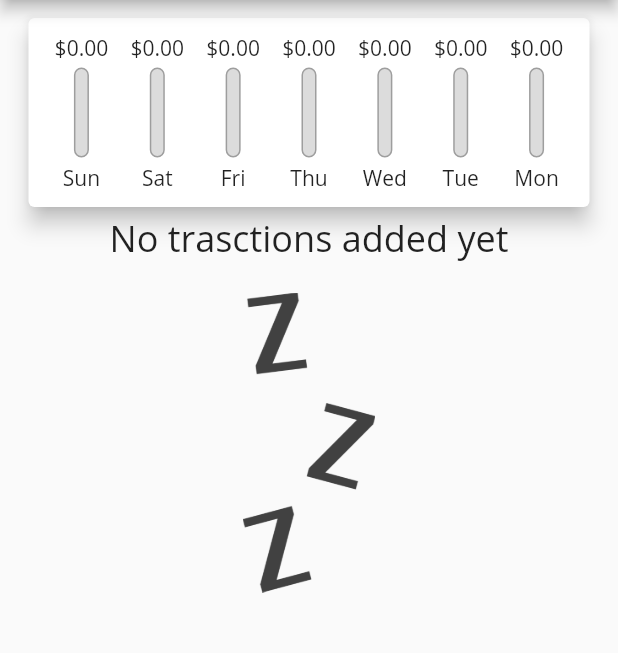
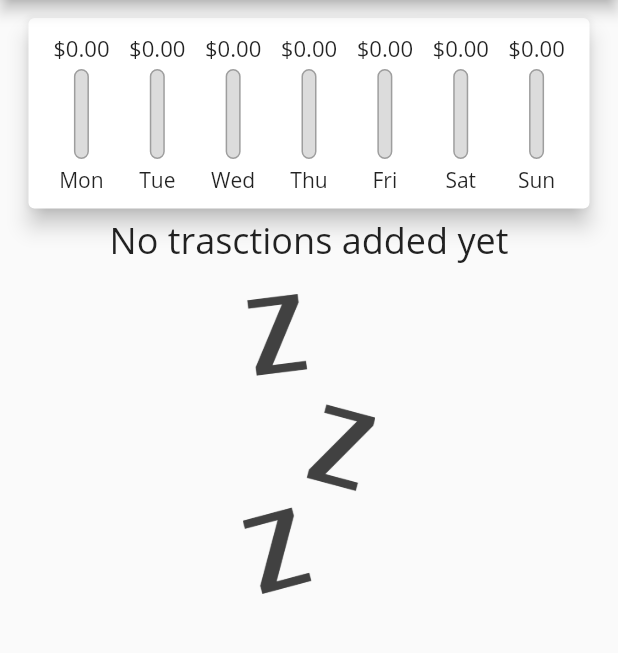
Before and after one commit to mubinbin/expenses_app, a Flutter app: the screen it shows after launch, on a phone screen of 412 x 824 dp, the part 84-737 px from its top. Run offline on Flutter 3.47's test engine with Material 2 defaults, Android fonts, the phone set to English and light mode, and no system bars.

Commit message:
minor ui format changes and sorted chart bars by weekdays

```diff
--- a/lib/widgets/chart.dart
+++ b/lib/widgets/chart.dart
@@ -8,8 +8,8 @@ class Chart extends StatelessWidget {
 
   const Chart({Key? key, required this.recentTransactions}) : super(key: key);
 
-  List<Map<String, Object>> get groupedTransactions =>
-      List.generate(7, (index) {
+  List<Map<String, Object>> get sortedGroupedTransactions {
+    List<Map<String, Object>> groundTXs = List.generate(7, (index) {
       final weekDay = DateTime.now().subtract(Duration(days: index));
       double spendTotal = 0.0;
 
@@ -21,11 +21,15 @@ class Chart extends StatelessWidget {
         }
       }
 
-        return {"day": DateFormat.E().format(weekDay), "amount": spendTotal};
+      return {"day": weekDay, "amount": spendTotal};
     });
+    groundTXs.sort(
+        (a, b) => (a['day'] as DateTime).compareTo((b['day'] as DateTime)));
+    return groundTXs;
+  }
 
   double get spendingTotal {
-    return groupedTransactions.fold(
+    return sortedGroupedTransactions.fold(
         0.0, (prev, cur) => prev + (cur['amount'] as double));
   }
 
@@ -35,12 +39,12 @@ class Chart extends StatelessWidget {
       padding: const EdgeInsets.all(10),
       child: Row(
         mainAxisAlignment: MainAxisAlignment.spaceEvenly,
-        children: groupedTransactions
+        children: sortedGroupedTransactions
             .map(
               (m) => Flexible(
                 fit: FlexFit.tight,
                 child: ChartBar(
-                  barLabel: m['day'].toString(),
+                  barLabel: DateFormat.E().format(m['day'] as DateTime),
                   spendingAmount:
                       (m['amount'] as double) * 100.truncateToDouble() / 100,
                   spendPercentage: spendingTotal == 0.0
--- a/lib/widgets/chart_bar.dart
+++ b/lib/widgets/chart_bar.dart
@@ -16,7 +16,12 @@ class ChartBar extends StatelessWidget {
   Widget build(BuildContext context) {
     return Column(
       children: <Widget>[
-        FittedBox(child: Text('\$${spendingAmount.toStringAsFixed(2)}')),
+        SizedBox(
+          height: 20,
+          child: FittedBox(
+            child: Text('\$${spendingAmount.toStringAsFixed(2)}'),
+          ),
+        ),
         const SizedBox(height: 4),
         SizedBox(
           height: 60,
--- a/lib/widgets/transaction_list.dart
+++ b/lib/widgets/transaction_list.dart
@@ -39,11 +39,14 @@ class TransactionList extends StatelessWidget {
                   ),
                   child: ListTile(
                     leading: CircleAvatar(
+                      radius: 30,
                       child: Padding(
                         padding: const EdgeInsets.all(5.0),
                         child: FittedBox(
                           child: Text(
-                              '\$${((userTransactions[index].amount * 100).truncateToDouble() / 100)}'),
+                            '\$${((userTransactions[index].amount * 100).truncateToDouble() / 100)}',
+                            style: Theme.of(context).textTheme.headline6,
+                          ),
                         ),
                       ),
                       backgroundColor: Theme.of(context).primaryColor,
@@ -53,7 +56,7 @@ class TransactionList extends StatelessWidget {
                       style: Theme.of(context).textTheme.subtitle1,
                     ),
                     subtitle: Text(
-                      // DateFormat('MMM d, y').format(t.date),
+                      // DateFormat('MMM d, y').format(userTransactions[index].date),
                       DateFormat.yMd()
                           .add_jm()
                           .format(userTransactions[index].date),
```
Lines whose indentation alone changed are shown as unchanged.
